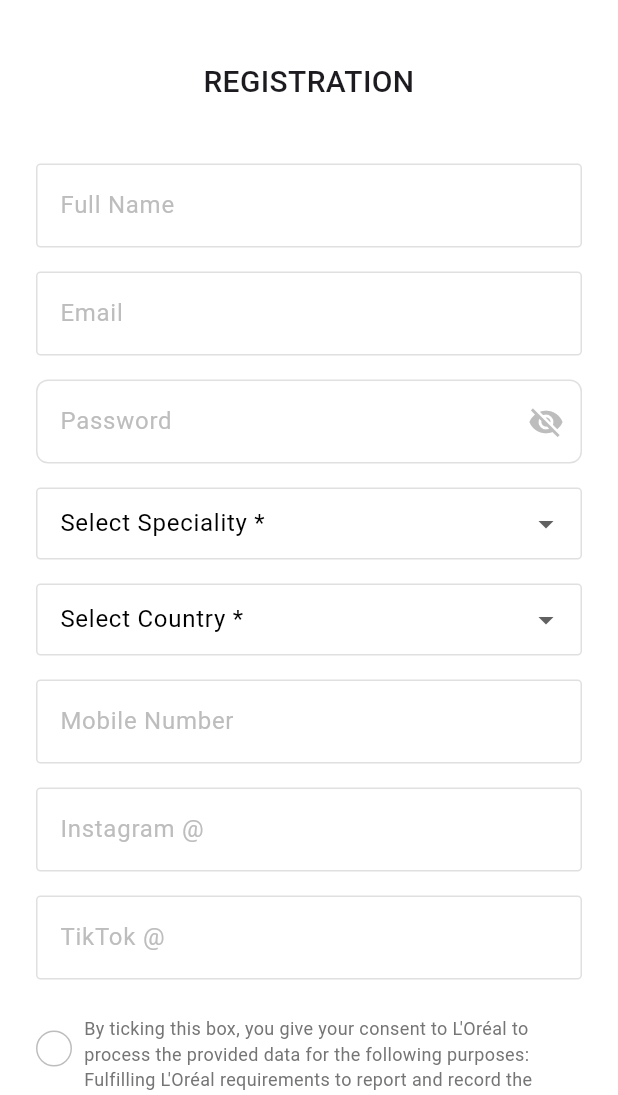
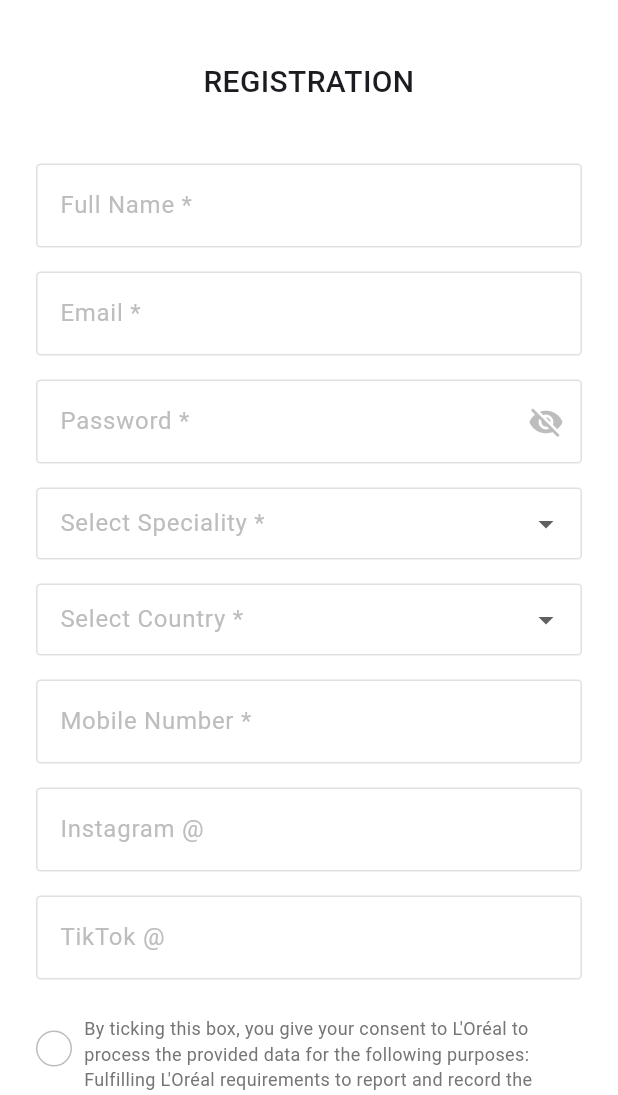
Before and after one commit to saninssnz/ldb_me, a Flutter app: the screen it shows after launch, after a tap on "Or Create an Account", on a phone screen of 412 x 824 dp, the part 141-1236 px from its top. Run offline on Flutter 3.47's test engine with Material 3 defaults, Android fonts, the phone set to English and light mode, and no system bars.

Commit message:
Fixed textfield

```diff
--- /dev/null
+++ b/lib/utils/validations.dart
@@ -0,0 +1,12 @@
+bool isValidEmail(String value) {
+  String pattern = r'^[\w-\.]+@([\w-]+\.)+[\w-]{2,4}$';
+  RegExp regex = RegExp(pattern);
+  bool isValid = !regex.hasMatch(value);
+  return isValid;
+}
+
+bool isValidMobile(String value) {
+  String pattern = r'^\+\d{1,4}\d{10}$';
+  RegExp regex = RegExp(pattern);
+  return regex.hasMatch(value); // Removed the ! operator
+}
--- a/lib/view/screens/login_screen.dart
+++ b/lib/view/screens/login_screen.dart
@@ -47,9 +47,11 @@
                 ),
               ),
               const SizedBox(height: 40),
-              buildTextField(hint: 'Email',controller: emailController),
+              CustomInputField(labelText: 'Email',controller: emailController),
               const SizedBox(height: 16),
-              buildPasswordField(
+              CustomInputField(
+                isPasswordField: true,
+                labelText: "Password",
                 controller: passwordController,
                 obscurePassword: _obscurePassword,
                 onVisibilityChanged: (bool newValue) {
--- a/lib/view/screens/registration_screen.dart
+++ b/lib/view/screens/registration_screen.dart
@@ -56,11 +56,13 @@
                 ),
               ),
               const SizedBox(height: 40),
-              buildTextField(hint: 'Full Name',controller: fullNameController),
+              CustomInputField(labelText: 'Full Name *',controller: fullNameController),
               const SizedBox(height: 16),
-              buildTextField(hint: 'Email',controller: emailController),
+              CustomInputField(labelText: 'Email *',controller: emailController),
               const SizedBox(height: 16),
-              buildPasswordField(
+              CustomInputField(
+                isPasswordField: true,
+                labelText: "Password *",
                 controller: passwordController,
                 obscurePassword: _obscurePassword,
                 onVisibilityChanged: (bool newValue) {
@@ -88,11 +90,11 @@
                 },
               ),
               const SizedBox(height: 16),
-              buildTextField(hint: 'Mobile Number',controller: mobileNoController),
+              CustomInputField(labelText: 'Mobile Number *',controller: mobileNoController),
               const SizedBox(height: 16),
-              buildTextField(hint: 'Instagram @',controller: instagramController),
+              CustomInputField(labelText: 'Instagram @',controller: instagramController),
               const SizedBox(height: 16),
-              buildTextField(hint: 'TikTok @',controller: tiktokController),
+              CustomInputField(labelText: 'TikTok @',controller: tiktokController),
               const SizedBox(height: 24),
               _buildConsentCheckbox(
                 isChecked: _consentChecked,
@@ -120,31 +122,31 @@
   }) {
     return GestureDetector(
       onTap: () {
-        onChanged(!isChecked);
+        onChanged(!isChecked); // Toggle the checked state
       },
       child: Row(
         crossAxisAlignment: CrossAxisAlignment.start,
         children: [
           Container(
-            margin: EdgeInsets.only(right: 8,top: 10),
-            height: 24,  // Customize size
+            margin: EdgeInsets.only(right: 8, top: 10),
+            height: 24,
             width: 24,
             decoration: BoxDecoration(
+              color: isChecked ? Colors.blue:Colors.white,
               shape: BoxShape.circle,
               border: Border.all(
                 color: isChecked ? Colors.blue : Colors.grey[400]!,
-                width: 1.0,  // Thin border
+                width: 1.0, // Thin border
               ),
             ),
             child: Center(
-              child: Container(
-                height: 14,  // Size of inner circle when checked
-                width: 14,
-                decoration: BoxDecoration(
-                  shape: BoxShape.circle,
-                  color: isChecked ? Colors.blue : Colors.transparent,
-                ),
-              ),
+              child: isChecked
+                  ? Icon(
+                Icons.check,
+                size: 16,
+                color: Colors.white,
+              )
+                  : SizedBox.shrink(),
             ),
           ),
           Expanded(
@@ -160,6 +162,7 @@
       ),
     );
   }
+
 
   Widget _buildRegisterButton() {
     return ElevatedButton(
--- a/lib/view/widgets/dropdown_widget.dart
+++ b/lib/view/widgets/dropdown_widget.dart
@@ -10,7 +10,9 @@
     value: value,
     decoration: InputDecoration(
       labelText: hint,
-      labelStyle: TextStyle(color: Colors.black),
+      labelStyle: TextStyle(
+        color: value == null ? Colors.grey[400] : Colors.black, // Dynamic label color
+      ),
       filled: true,
       fillColor: Colors.white,
       enabledBorder: OutlineInputBorder(
--- a/lib/view/widgets/textfield_widget.dart
+++ b/lib/view/widgets/textfield_widget.dart
@@ -1,11 +1,56 @@
 import 'package:flutter/material.dart';
 
-Widget buildTextField({required String hint, required TextEditingController controller}) {
+class CustomInputField extends StatefulWidget {
+  final String labelText;
+  final TextEditingController controller;
+  final bool isPasswordField;
+  final ValueChanged<bool>? onVisibilityChanged; // Optional for non-password fields
+  final bool obscurePassword;
+
+  const CustomInputField({
+    required this.labelText,
+    required this.controller,
+    this.isPasswordField = false,
+    this.onVisibilityChanged,
+    this.obscurePassword = true,
+    super.key,
+  });
+
+  @override
+  _CustomInputFieldState createState() => _CustomInputFieldState();
+}
+
+class _CustomInputFieldState extends State<CustomInputField> {
+  late FocusNode _focusNode;
+  late bool _obscurePassword;
+
+  @override
+  void initState() {
+    super.initState();
+    _focusNode = FocusNode();
+    _focusNode.addListener(() {
+      setState(() {});
+    });
+    _obscurePassword = widget.obscurePassword;
+  }
+
+  @override
+  void dispose() {
+    _focusNode.dispose();
+    super.dispose();
+  }
+
+  @override
+  Widget build(BuildContext context) {
     return TextField(
-    controller: controller,
+      controller: widget.controller,
+      obscureText: widget.isPasswordField ? _obscurePassword : false,
+      focusNode: _focusNode,
       decoration: InputDecoration(
-      hintText: hint,
-      hintStyle: TextStyle(color: Colors.grey[400]),
+        labelText: widget.labelText,
+        labelStyle: TextStyle(
+          color: _focusNode.hasFocus ? Colors.black : Colors.grey[400],
+        ),
         filled: true,
         fillColor: Colors.white,
         enabledBorder: OutlineInputBorder(
@@ -16,40 +61,23 @@
           borderRadius: BorderRadius.circular(3),
           borderSide: BorderSide(color: Colors.grey[400]!),
         ),
+        suffixIcon: widget.isPasswordField
+            ? IconButton(
+          icon: Icon(
+            _obscurePassword ? Icons.visibility_off : Icons.visibility,
+            color: Colors.grey[400],
+          ),
+          onPressed: () {
+            setState(() {
+              _obscurePassword = !_obscurePassword;
+            });
+            if (widget.onVisibilityChanged != null) {
+              widget.onVisibilityChanged!(_obscurePassword);
+            }
+          },
+        )
+            : null,
       ),
     );
   }
-
-Widget buildPasswordField({
-  required bool obscurePassword,
-  required TextEditingController controller,
-  required ValueChanged<bool> onVisibilityChanged,  // Callback to handle state change
-}) {
-  return TextField(
-    controller: controller,
-    obscureText: obscurePassword,
-    decoration: InputDecoration(
-      hintText: 'Password',
-      hintStyle: TextStyle(color: Colors.grey[400]),
-      filled: true,
-      fillColor: Colors.white,
-      enabledBorder: OutlineInputBorder(
-        borderRadius: BorderRadius.circular(8),
-        borderSide: BorderSide(color: Colors.grey[300]!),
-      ),
-      focusedBorder: OutlineInputBorder(
-        borderRadius: BorderRadius.circular(8),
-        borderSide: BorderSide(color: Colors.grey[400]!),
-      ),
-      suffixIcon: IconButton(
-        icon: Icon(
-          obscurePassword ? Icons.visibility_off : Icons.visibility,
-          color: Colors.grey[400],
-        ),
-        onPressed: () {
-          onVisibilityChanged(!obscurePassword);  // Call the callback with new value
-        },
-      ),
-    ),
-  );
 }
```
Lines whose indentation alone changed are shown as unchanged.
